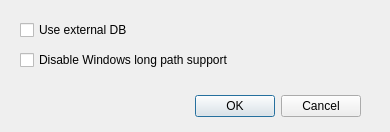
Old version of the form ui_files/preferences.ui in the repository qiwichupa/pyFileSearcher.
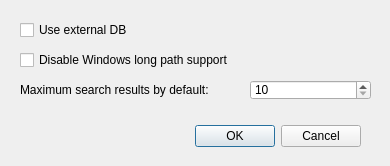
New version of the form.

Patch:
```diff
--- a/ui_files/preferences.ui
+++ b/ui_files/preferences.ui
@@ -7,7 +7,7 @@
     <x>0</x>
     <y>0</y>
     <width>390</width>
-    <height>132</height>
+    <height>166</height>
    </rect>
   </property>
   <property name="windowTitle">
@@ -17,7 +17,7 @@
    <property name="geometry">
     <rect>
      <x>20</x>
-     <y>90</y>
+     <y>120</y>
      <width>341</width>
      <height>32</height>
     </rect>
@@ -55,6 +55,35 @@
     <string>Disable Windows long path support</string>
    </property>
   </widget>
+  <widget class="QSpinBox" name="PREFMaxSearchResults">
+   <property name="geometry">
+    <rect>
+     <x>250</x>
+     <y>80</y>
+     <width>121</width>
+     <height>20</height>
+    </rect>
+   </property>
+   <property name="minimum">
+    <number>10</number>
+   </property>
+   <property name="maximum">
+    <number>999999999</number>
+   </property>
+  </widget>
+  <widget class="QLabel" name="label">
+   <property name="geometry">
+    <rect>
+     <x>20</x>
+     <y>80</y>
+     <width>231</width>
+     <height>20</height>
+    </rect>
+   </property>
+   <property name="text">
+    <string>Maximum search results by default: </string>
+   </property>
+  </widget>
  </widget>
  <resources/>
  <connections>
```
